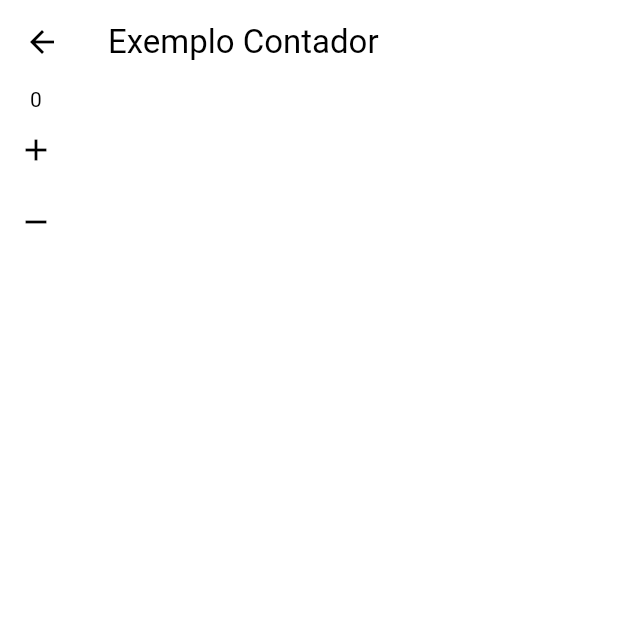
After one commit to mdagostini2011/myShop, a Flutter app: the CounterPage screen opened by its route, on a phone screen of 412 x 824 dp, the top half of it. The commit adds this screen. Run offline on Flutter 3.47's test engine with Material 3 defaults, Android fonts, the phone set to English and light mode, and no system bars; network calls fail.

Commit message:
this one app will be a virtual shop, kind of

```diff
--- /dev/null
+++ b/lib/models/product_list.dart
@@ -0,0 +1,14 @@
+import 'package:flutter/material.dart';
+import 'package:myshop/data/dummy_data.dart';
+import 'package:myshop/models/product.dart';
+
+class ProductList with ChangeNotifier {
+  final List<Product> _items = dummyProducts;
+
+  List<Product> get items => [..._items];
+
+  void addProduct(Product product) {
+    _items.add(product);
+    notifyListeners();
+  }
+}
--- /dev/null
+++ b/lib/pages/counter_page.dart
@@ -0,0 +1,45 @@
+import 'package:flutter/material.dart';
+import '../providers/counter.dart';
+
+class CounterPage extends StatefulWidget {
+  const CounterPage({Key? key}) : super(key: key);
+
+  @override
+  State<CounterPage> createState() => _CounterPageState();
+}
+
+class _CounterPageState extends State<CounterPage> {
+  @override
+  Widget build(BuildContext context) {
+    final provider = CounterProvider.of(context);
+
+    return Scaffold(
+      appBar: AppBar(
+        title: const Text('Exemplo Contador'),
+      ),
+      body: Column(
+        children: [
+          Text(provider?.state.value.toString() ?? '0'),
+          IconButton(
+            onPressed: () {
+              setState(() {
+                provider?.state.inc();
+              });
+              //print(provider?.state.value);
+            },
+            icon: const Icon(Icons.add),
+          ),
+          IconButton(
+            onPressed: () {
+              setState(() {
+                provider?.state.dec();
+              });
+              //print(provider?.state.value);
+            },
+            icon: const Icon(Icons.remove),
+          )
+        ],
+      ),
+    );
+  }
+}
--- a/lib/pages/product_detail_page.dart
+++ b/lib/pages/product_detail_page.dart
@@ -2,7 +2,7 @@
 import '../models/product.dart';
 
 class ProductDetailPage extends StatelessWidget {
-  const ProductDetailPage({Key? key}) : super(key: key);
+  const ProductDetailPage({super.key});
 
   @override
   Widget build(BuildContext context) {
--- /dev/null
+++ b/lib/providers/counter.dart
@@ -0,0 +1,28 @@
+import 'package:flutter/cupertino.dart';
+
+class CounterState {
+  int _value = 0;
+
+  void inc() => _value++;
+  void dec() => _value--;
+  int get value => _value;
+
+  bool diff(CounterState old) {
+    return old._value != _value;
+  }
+}
+
+class CounterProvider extends InheritedWidget {
+  final CounterState state = CounterState();
+
+  CounterProvider({super.key, required super.child});
+
+  static CounterProvider? of(BuildContext context) {
+    return context.dependOnInheritedWidgetOfExactType<CounterProvider>();
+  }
+
+  @override
+  bool updateShouldNotify(covariant CounterProvider oldWidget) {
+    return oldWidget.state.diff(state);
+  }
+}
```
Also changed, not shown: lib/components/product_grid.dart (added, +27 -0 lines), lib/components/product_item.dart (+15 -4 lines), lib/main.dart (+10 -5 lines), lib/pages/products_overview_page.dart (+3 -16 lines).
